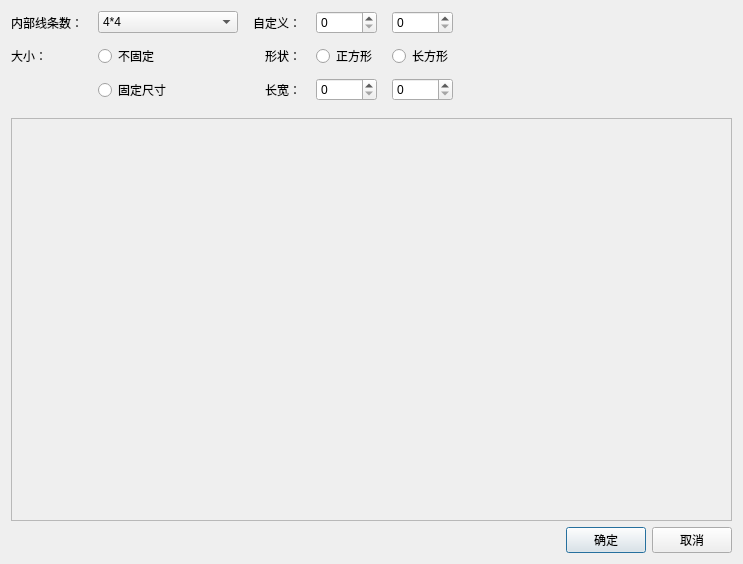
catcheroftime/CropPicture, file CropPicture/cutimage.ui: the form before one commit.
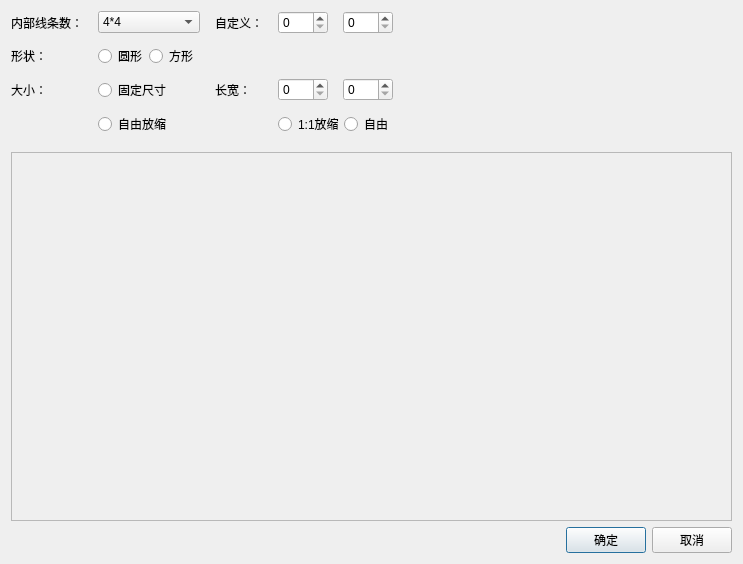
The form after the commit. Custom widgets are drawn as their Qt base class.

Commit message: 1.调整展示结果的界面 2.调整部分冗余代码

What changed in the file:
```diff
--- a/CropPicture/cutimage.ui
+++ b/CropPicture/cutimage.ui
@@ -15,7 +15,7 @@
   </property>
   <layout class="QVBoxLayout" name="verticalLayout">
    <item>
-    <layout class="QGridLayout" name="gridLayout_2" columnstretch="0,1,0,0,0,0,2">
+    <layout class="QGridLayout" name="gridLayout_2" columnstretch="1,3,1,1,1,10">
      <property name="bottomMargin">
       <number>10</number>
      </property>
@@ -25,7 +25,7 @@
      <property name="verticalSpacing">
       <number>10</number>
      </property>
-     <item row="2" column="1" colspan="2">
+     <item row="2" column="1">
       <widget class="QRadioButton" name="rb_fixszie">
        <property name="text">
         <string>固定尺寸</string>
@@ -35,24 +35,64 @@
        </attribute>
       </widget>
      </item>
-     <item row="2" column="3">
-      <widget class="QLabel" name="label_5">
+     <item row="3" column="1">
+      <widget class="QRadioButton" name="rb_nofix">
        <property name="text">
-        <string>长宽：</string>
+        <string>自由放缩</string>
+       </property>
+       <attribute name="buttonGroup">
+        <string notr="true">bg_fixed</string>
+       </attribute>
+      </widget>
+     </item>
+     <item row="2" column="0">
+      <widget class="QLabel" name="label_2">
+       <property name="text">
+        <string>大小：</string>
+       </property>
+      </widget>
+     </item>
+     <item row="1" column="0">
+      <widget class="QLabel" name="label_4">
+       <property name="text">
+        <string>形状：</string>
        </property>
        <property name="alignment">
-        <set>Qt::AlignRight|Qt::AlignTrailing|Qt::AlignVCenter</set>
+        <set>Qt::AlignLeading|Qt::AlignLeft|Qt::AlignVCenter</set>
        </property>
       </widget>
      </item>
-     <item row="0" column="3">
+     <item row="0" column="2">
       <widget class="QLabel" name="label_6">
        <property name="text">
         <string>自定义：</string>
        </property>
       </widget>
      </item>
-     <item row="0" column="1" colspan="2">
+     <item row="2" column="2">
+      <widget class="QLabel" name="label_5">
+       <property name="text">
+        <string>长宽：</string>
+       </property>
+       <property name="alignment">
+        <set>Qt::AlignLeading|Qt::AlignLeft|Qt::AlignVCenter</set>
+       </property>
+      </widget>
+     </item>
+     <item row="1" column="5">
+      <spacer name="horizontalSpacer_5">
+       <property name="orientation">
+        <enum>Qt::Horizontal</enum>
+       </property>
+       <property name="sizeHint" stdset="0">
+        <size>
+         <width>40</width>
+         <height>20</height>
+        </size>
+       </property>
+      </spacer>
+     </item>
+     <item row="0" column="1">
       <widget class="QComboBox" name="cb_difficulty">
        <item>
         <property name="text">
@@ -76,16 +116,6 @@
        </item>
       </widget>
      </item>
-     <item row="1" column="3">
-      <widget class="QLabel" name="label_4">
-       <property name="text">
-        <string>形状：</string>
-       </property>
-       <property name="alignment">
-        <set>Qt::AlignRight|Qt::AlignTrailing|Qt::AlignVCenter</set>
-       </property>
-      </widget>
-     </item>
      <item row="0" column="0">
       <widget class="QLabel" name="label_difficulty">
        <property name="text">
@@ -93,68 +123,66 @@
        </property>
       </widget>
      </item>
-     <item row="1" column="1" colspan="2">
-      <widget class="QRadioButton" name="rb_nofix">
-       <property name="text">
-        <string>不固定</string>
-       </property>
-       <attribute name="buttonGroup">
-        <string notr="true">bg_fixed</string>
-       </attribute>
-      </widget>
-     </item>
-     <item row="1" column="6">
-      <spacer name="horizontalSpacer_5">
-       <property name="orientation">
-        <enum>Qt::Horizontal</enum>
-       </property>
-       <property name="sizeHint" stdset="0">
-        <size>
-         <width>40</width>
-         <height>20</height>
-        </size>
-       </property>
-      </spacer>
-     </item>
-     <item row="1" column="0">
-      <widget class="QLabel" name="label_2">
-       <property name="text">
-        <string>大小：</string>
-       </property>
-      </widget>
-     </item>
-     <item row="2" column="5">
-      <widget class="QSpinBox" name="sb_height"/>
-     </item>
-     <item row="1" column="5">
-      <widget class="QRadioButton" name="rb_rectangle">
-       <property name="text">
-        <string>长方形</string>
-       </property>
-       <attribute name="buttonGroup">
-        <string notr="true">bg_shape</string>
-       </attribute>
-      </widget>
-     </item>
-     <item row="0" column="5">
-      <widget class="QSpinBox" name="sb_lineheight"/>
-     </item>
-     <item row="0" column="4">
+     <item row="0" column="3">
       <widget class="QSpinBox" name="sb_linewidth"/>
      </item>
-     <item row="1" column="4">
-      <widget class="QRadioButton" name="rb_square">
-       <property name="text">
-        <string>正方形</string>
-       </property>
-       <attribute name="buttonGroup">
-        <string notr="true">bg_shape</string>
-       </attribute>
-      </widget>
-     </item>
      <item row="2" column="4">
+      <widget class="QSpinBox" name="sb_height"/>
+     </item>
+     <item row="0" column="4">
+      <widget class="QSpinBox" name="sb_lineheight"/>
+     </item>
+     <item row="2" column="3">
       <widget class="QSpinBox" name="sb_width"/>
      </item>
+     <item row="3" column="3" colspan="2">
+      <layout class="QHBoxLayout" name="horizontalLayout_2">
+       <item>
+        <widget class="QRadioButton" name="rb_ratio">
+         <property name="text">
+          <string>1:1放缩</string>
+         </property>
+         <attribute name="buttonGroup">
+          <string notr="true">bg_mode</string>
+         </attribute>
+        </widget>
+       </item>
+       <item>
+        <widget class="QRadioButton" name="rb_free">
+         <property name="text">
+          <string>自由</string>
+         </property>
+         <attribute name="buttonGroup">
+          <string notr="true">bg_mode</string>
+         </attribute>
+        </widget>
+       </item>
+      </layout>
+     </item>
+     <item row="1" column="1">
+      <layout class="QHBoxLayout" name="horizontalLayout">
+       <item>
+        <widget class="QRadioButton" name="rb_square">
+         <property name="text">
+          <string>圆形</string>
+         </property>
+         <attribute name="buttonGroup">
+          <string notr="true">bg_shape</string>
+         </attribute>
+        </widget>
+       </item>
+       <item>
+        <widget class="QRadioButton" name="rb_rectangle">
+         <property name="text">
+          <string>方形</string>
+         </property>
+         <attribute name="buttonGroup">
+          <string notr="true">bg_shape</string>
+         </attribute>
+        </widget>
+       </item>
+      </layout>
+     </item>
     </layout>
    </item>
    <item>
@@ -168,7 +196,7 @@
         <x>0</x>
         <y>0</y>
         <width>723</width>
-        <height>416</height>
+        <height>388</height>
        </rect>
       </property>
       <layout class="QGridLayout" name="gridLayout" rowstretch="1,0,1" columnstretch="1,0,1" rowminimumheight="0,0,0">
```
Left out of the diff: 3 changed lines with no effect on the pictures. The commit also changes 6 other files.
